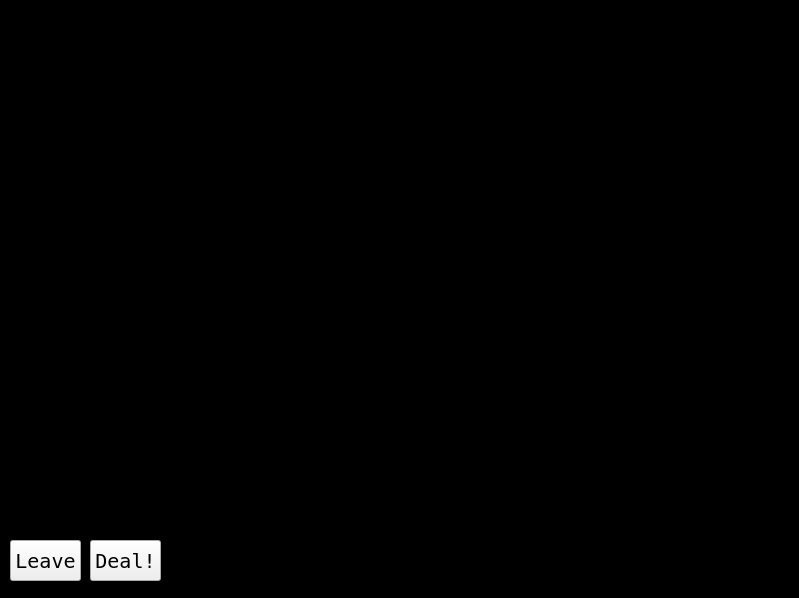
Qt form src/qt-design-files/sabacc.ui (j776w781/EECS-581-Project-3) before a commit.
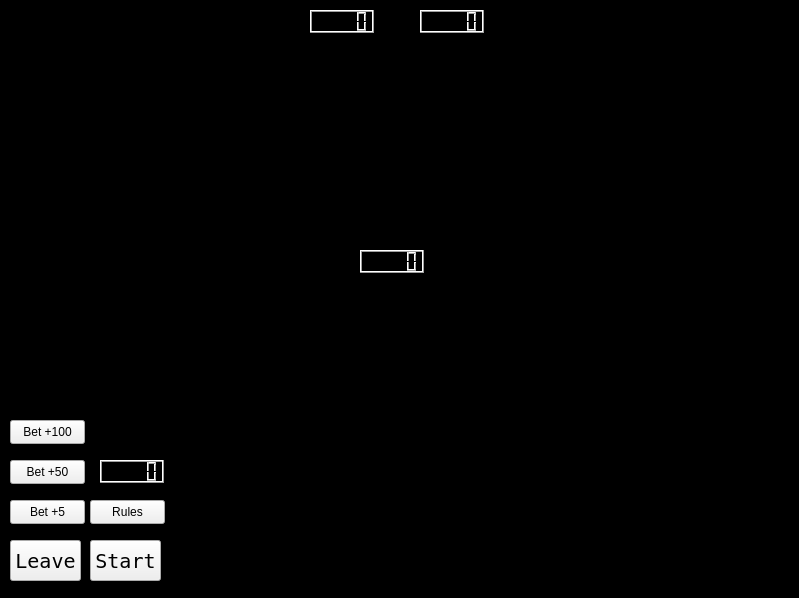
The same form after that commit.

Commit message: Added basic Sabacc GUI and more functions for Sabacc class.

What changed in the file:
```diff
--- a/src/qt-design-files/sabacc.ui
+++ b/src/qt-design-files/sabacc.ui
@@ -100,7 +100,99 @@
 }</string>
    </property>
    <property name="text">
-    <string>Deal!</string>
+    <string>Start</string>
+   </property>
+  </widget>
+  <widget class="QPushButton" name="bet5">
+   <property name="geometry">
+    <rect>
+     <x>10</x>
+     <y>500</y>
+     <width>75</width>
+     <height>24</height>
+    </rect>
+   </property>
+   <property name="text">
+    <string>Bet +5</string>
+   </property>
+  </widget>
+  <widget class="QPushButton" name="bet50">
+   <property name="geometry">
+    <rect>
+     <x>10</x>
+     <y>460</y>
+     <width>75</width>
+     <height>24</height>
+    </rect>
+   </property>
+   <property name="text">
+    <string>Bet +50</string>
+   </property>
+  </widget>
+  <widget class="QLCDNumber" name="dice1">
+   <property name="geometry">
+    <rect>
+     <x>310</x>
+     <y>10</y>
+     <width>64</width>
+     <height>23</height>
+    </rect>
+   </property>
+  </widget>
+  <widget class="QLCDNumber" name="dice2">
+   <property name="geometry">
+    <rect>
+     <x>420</x>
+     <y>10</y>
+     <width>64</width>
+     <height>23</height>
+    </rect>
+   </property>
+  </widget>
+  <widget class="QPushButton" name="bet100">
+   <property name="geometry">
+    <rect>
+     <x>10</x>
+     <y>420</y>
+     <width>75</width>
+     <height>24</height>
+    </rect>
+   </property>
+   <property name="text">
+    <string>Bet +100</string>
+   </property>
+  </widget>
+  <widget class="QPushButton" name="rules">
+   <property name="geometry">
+    <rect>
+     <x>90</x>
+     <y>500</y>
+     <width>75</width>
+     <height>24</height>
+    </rect>
+   </property>
+   <property name="text">
+    <string>Rules</string>
+   </property>
+  </widget>
+  <widget class="QLCDNumber" name="betAmount">
+   <property name="geometry">
+    <rect>
+     <x>100</x>
+     <y>460</y>
+     <width>64</width>
+     <height>23</height>
+    </rect>
+   </property>
+  </widget>
+  <widget class="QLCDNumber" name="sabacc_pot">
+   <property name="geometry">
+    <rect>
+     <x>360</x>
+     <y>250</y>
+     <width>64</width>
+     <height>23</height>
+    </rect>
    </property>
   </widget>
  </widget>
```
Left out of the diff: 2 changed lines with no effect on the pictures. The commit also changes 3 other files.
